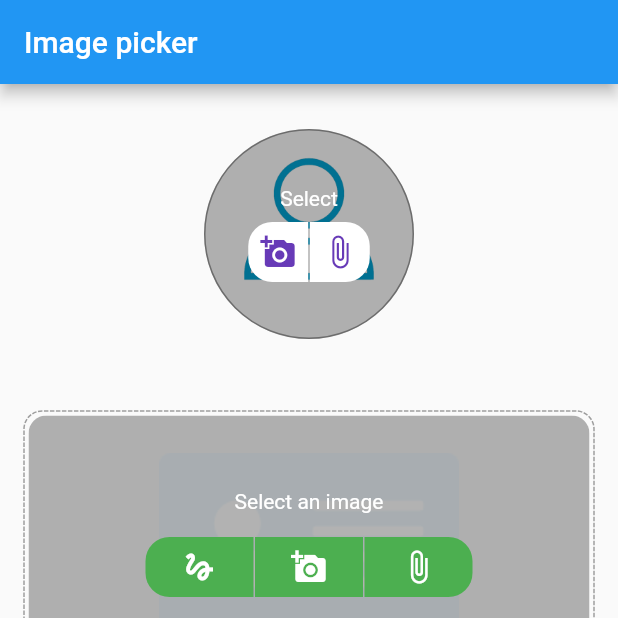
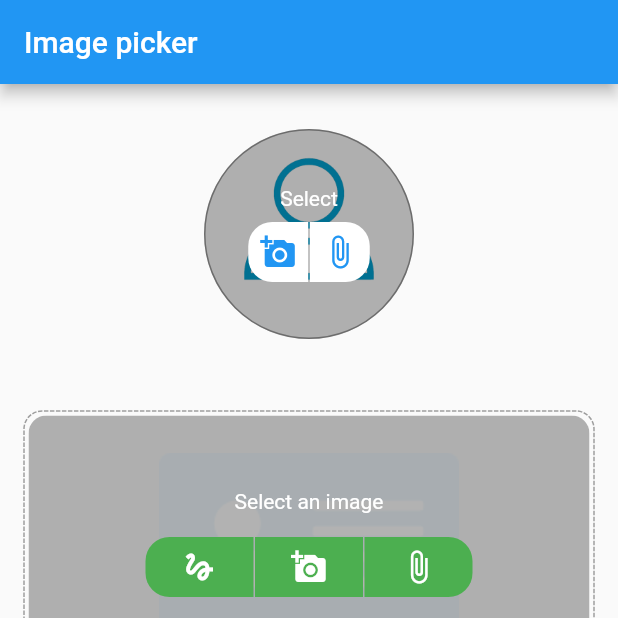
Before and after one commit to muhammadmateen027/document_picker, a Flutter app: the screen it shows after launch, after a tap on the "add a photo" icon, on a phone screen of 412 x 824 dp, the top half of it. Run offline on Flutter 3.47's test engine with Material 2 defaults, Android fonts, the phone set to English and light mode, and no system bars; drawn by our look-alikes of dotted_border; our stand-ins replace image_cropper, image_picker, permission_handler, signature.

Commit message:
Update the flutter version and upgrade the library support

```diff
--- a/example/lib/main.dart
+++ b/example/lib/main.dart
@@ -15,7 +15,6 @@ class MyApp extends StatelessWidget {
       title: 'Flutter Demo',
       theme: ThemeData(
         primarySwatch: Colors.blue,
-        buttonColor: Colors.deepPurple,
         visualDensity: VisualDensity.adaptivePlatformDensity,
       ),
       home: MyHomePage(title: 'Image picker'),
--- a/lib/source/document_view.dart
+++ b/lib/source/document_view.dart
@@ -8,14 +8,19 @@ class DocumentView extends StatelessWidget {
   final String imageUrl;
   final String asset;
 
-  const DocumentView({Key? key, required this.retrieveDataError, required this.image, required this.imageUrl, required this.asset}) : super(key: key);
+  const DocumentView({
+    Key? key,
+    required this.retrieveDataError,
+    required this.image,
+    required this.imageUrl,
+    required this.asset,
+  }) : super(key: key);
 
   @override
   Widget build(BuildContext context) {
     Widget widgetView;
     final Text? retrieveError = _retrieveErrorWidget();
     if (retrieveError != null) {
-
       return retrieveError;
     }
 
@@ -29,7 +34,7 @@ class DocumentView extends StatelessWidget {
               child: CircularProgressIndicator(
                 value: loadingProgress.expectedTotalBytes != null
                     ? loadingProgress.cumulativeBytesLoaded /
-                    loadingProgress.expectedTotalBytes!
+                        loadingProgress.expectedTotalBytes!
                     : null,
               ),
             );
--- a/lib/source/image_selector.dart
+++ b/lib/source/image_selector.dart
@@ -1,9 +1,7 @@
 import 'dart:io';
 import 'dart:typed_data';
-import 'dart:ui';
 
 import 'package:dotted_border/dotted_border.dart';
-import 'package:flutter/cupertino.dart';
 import 'package:flutter/material.dart';
 import 'package:image_picker/image_picker.dart';
 import 'package:path_provider/path_provider.dart';
@@ -61,7 +59,7 @@ class _DocumentSelectorState extends State<DocumentSelector> {
   late ThemeData theme;
   String _retrieveDataError = '';
   late String imageUrl;
-  File? _image = null;
+  File? _image;
   bool showSignaturePad = false;
   late SignatureController _signatureController;
   final picker = ImagePicker();
@@ -119,15 +117,12 @@ class _DocumentSelectorState extends State<DocumentSelector> {
                       Center(
                         child: Platform.isAndroid
                             ? FutureBuilder<void>(
-                    future: Services.retrieveLostData(
-                        picker,
+                                future: Services.retrieveLostData(picker,
                                     onLoaded: (file) {
                                   setImage(file);
-                        },
-                        onError: (str) {
+                                }, onError: (str) {
                                   _retrieveDataError = str;
-                        }
-                    ),
+                                }),
                                 builder: (_, snapshot) {
                                   return _getFutureBuilderStates(snapshot);
                                 },
@@ -288,7 +283,7 @@ class _DocumentSelectorState extends State<DocumentSelector> {
         children: <Widget>[
           Text(
             title,
-            style: theme.textTheme.bodyText2!.copyWith(
+            style: theme.textTheme.bodyMedium!.copyWith(
               color: Colors.white,
             ),
           ),
@@ -360,7 +355,6 @@ class _DocumentSelectorState extends State<DocumentSelector> {
   }
 
   Future<void> setImageByImageSource(ImageSource imageSource) async {
-
     bool isPermitted = await Services.checkPermission(
       imageSource,
       permissionError: (permission) {
@@ -375,7 +369,7 @@ class _DocumentSelectorState extends State<DocumentSelector> {
     );
 
     if (isPermitted) {
-      final pickedFile = await picker.getImage(source: imageSource);
+      final pickedFile = await picker.pickImage(source: imageSource);
       if (pickedFile == null) {
         return;
       }
--- a/lib/source/profile_picture.dart
+++ b/lib/source/profile_picture.dart
@@ -110,7 +110,7 @@ class _ProfilePictureState extends State<ProfilePicture> {
                   children: <Widget>[
                     Text(
                       widget.label,
-                      style: theme.textTheme.bodyText2!.copyWith(
+                      style: theme.textTheme.bodyMedium!.copyWith(
                         color: Colors.white,
                       ),
                     ),
@@ -165,7 +165,7 @@ class _ProfilePictureState extends State<ProfilePicture> {
             ),
             alignment: Alignment.center,
             padding: EdgeInsets.symmetric(vertical: 8.0, horizontal: 8.0),
-            child: Icon(icon, color: theme.buttonColor),
+            child: Icon(icon, color: theme.buttonTheme.colorScheme?.primary),
           ),
         ),
         showDivider ? VerticalDivider(width: 1.0) : Container(),
@@ -217,7 +217,7 @@ class _ProfilePictureState extends State<ProfilePicture> {
     );
 
     if (isPermitted) {
-      final pickedFile = await picker.getImage(
+      final pickedFile = await picker.pickImage(
         source: imageSource,
         preferredCameraDevice: widget.preferredCameraDevice,
       );
--- a/lib/source/services.dart
+++ b/lib/source/services.dart
@@ -8,9 +8,11 @@ import 'package:permission_handler/permission_handler.dart';
 class Services {
   Services._();
 
-  static Future<Null> cropImage(File? imageFile,
-      {Function(File?)? onCrop}) async {
-    File? croppedFile = await ImageCropper.cropImage(
+  static Future<Null> cropImage(
+    File? imageFile, {
+    Function(File?)? onCrop,
+  }) async {
+    CroppedFile? croppedFile = await ImageCropper().cropImage(
       sourcePath: imageFile!.path,
       aspectRatioPresets: Platform.isAndroid
           ? [
@@ -30,23 +32,28 @@ class Services {
               CropAspectRatioPreset.ratio7x5,
               CropAspectRatioPreset.ratio16x9
             ],
-      androidUiSettings: AndroidUiSettings(
-        toolbarTitle: 'Crop image',
-        toolbarColor: Colors.deepOrange,
-        toolbarWidgetColor: Colors.white,
-        initAspectRatio: CropAspectRatioPreset.original,
-        lockAspectRatio: false,
-      ),
-      iosUiSettings: IOSUiSettings(title: 'Crop image'),
+      uiSettings: [
+        AndroidUiSettings(
+            toolbarTitle: 'Cropper',
+            toolbarColor: Colors.deepOrange,
+            toolbarWidgetColor: Colors.white,
+            initAspectRatio: CropAspectRatioPreset.original,
+            lockAspectRatio: false),
+        IOSUiSettings(
+          title: 'Cropper',
+        ),
+      ],
     );
 
     if (croppedFile != null) {
-      onCrop!(croppedFile);
+      onCrop!(File(croppedFile.path));
     }
   }
 
-  static Future<bool> checkPermission(ImageSource imageSource,
-      {Function(Permission?)? permissionError}) async {
+  static Future<bool> checkPermission(
+    ImageSource imageSource, {
+    Function(Permission?)? permissionError,
+  }) async {
     PermissionStatus status;
 
     if (imageSource == ImageSource.camera) {
```
Also changed, not shown: example/pubspec.yaml (+2 -58 lines), pubspec.yaml (+8 -8 lines), example/pubspec.lock, pubspec.lock, 8 other files. Lines whose indentation alone changed are shown as unchanged.
